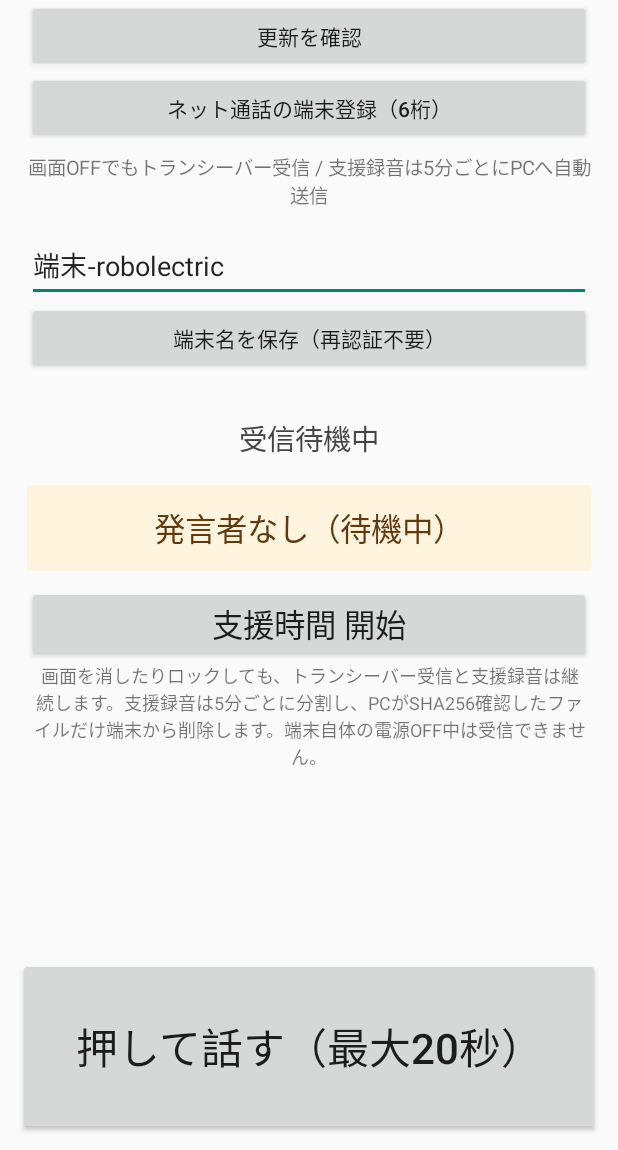
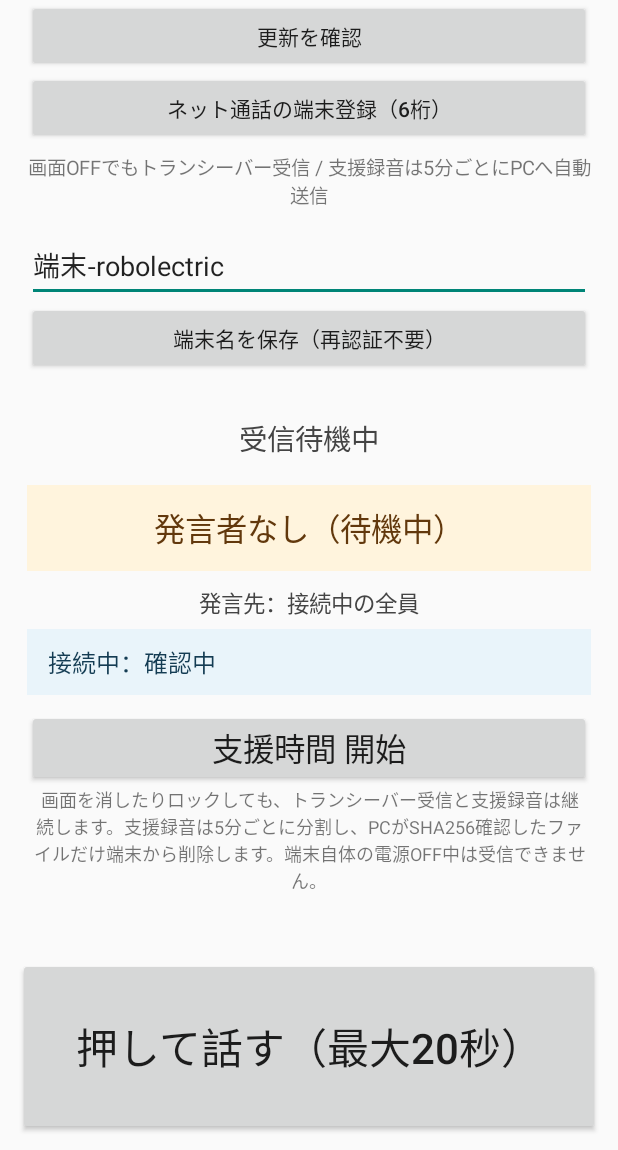
Before and after one commit to beeflat-dotcom/BeeTransceiver, an Android app: the screen it shows after launch (MainActivity), on a phone screen of 412 x 824 dp, the part 86-1236 px from its top. Run offline under Robolectric (Android 15) with nearby library versions, the phone set to English and light mode, and no system bars.

Commit message:
Add live transceiver roster and sender display (stable v0.9.1)
* Report connected client names to Android UI

* Display live online roster and speaker destination

* Identify active speaker from received voice frames

* Increment stable app version to 0.9.1 without changing application ID or signing

* Derive signed release version from APK metadata, preserving safe update manifest

* Render connected device names on separate lines

```diff
--- a/android/app/build.gradle
+++ b/android/app/build.gradle
@@ -13,8 +13,8 @@ android {
         applicationId compatNetRelease ? 'jp.beeflat.beetransceiver.net' : 'jp.beeflat.beetransceiver.net.stable'
         minSdk 26
         targetSdk 35
-        versionCode compatNetRelease ? 12 : 11
-        versionName compatNetRelease ? '0.9.1' : '0.9.0'
+        versionCode compatNetRelease ? 12 : 12
+        versionName compatNetRelease ? '0.9.1' : '0.9.1'
         manifestPlaceholders = [beeAppLabel: 'びー・トランシーバー']
         buildConfigField 'String','BEE_AUDIO_TOKEN',quotedToken
         buildConfigField 'boolean','BEE_LEGACY_NET_CHANNEL',compatNetRelease ? 'true' : 'false'
--- a/android/app/src/main/java/jp/beeflat/beetransceiver/MainActivity.java
+++ b/android/app/src/main/java/jp/beeflat/beetransceiver/MainActivity.java
@@ -92,7 +92,7 @@ public class MainActivity extends Activity {
 
     private final Handler mainHandler=new Handler(Looper.getMainLooper());
 
-    private AudioEngine engine;private TextView statusView,speakerView;private Button pttButton,supportButton,updateButton;private EditText nameEdit,serverUrlEdit;private CheckBox mobileUploadCheck;private SharedPreferences prefs;
+    private AudioEngine engine;private TextView statusView,speakerView,rosterView;private Button pttButton,supportButton,updateButton;private EditText nameEdit,serverUrlEdit;private CheckBox mobileUploadCheck;private SharedPreferences prefs;
     private boolean pttHeld=false;
     private final Runnable pttTimeout=()->stopPtt();
     private final BroadcastReceiver pttReadyReceiver=new BroadcastReceiver(){@Override public void onReceive(Context c,Intent i){if(pttHeld)playReadyTone();}};
@@ -102,6 +102,10 @@ public class MainActivity extends Activity {
         String name=i.getStringExtra(InternetPttRelay.EXTRA_NAME);
         boolean busy=i.getBooleanExtra(InternetPttRelay.EXTRA_ACTIVE,false);
         updateSpeaker(name,busy);
+    }};
+    private final BroadcastReceiver rosterReceiver=new BroadcastReceiver(){@Override public void onReceive(Context c,Intent i){
+        String names=i.getStringExtra(InternetPttRelay.EXTRA_PEERS);
+        if(rosterView!=null&&names!=null)rosterView.setText(names);
     }};
     private final BroadcastReceiver talkResultReceiver=new BroadcastReceiver(){@Override public void onReceive(Context c,Intent i){
         String result=i.getStringExtra(InternetPttRelay.EXTRA_RESULT);
@@ -151,6 +155,21 @@ public class MainActivity extends Activity {
         speakerView.setBackgroundColor(Color.rgb(255,244,221));
         LinearLayout.LayoutParams svlp=new LinearLayout.LayoutParams(-1,-2);svlp.bottomMargin=dp(10);root.addView(speakerView,svlp);
         updateSpeaker(InternetPttRelay.currentSpeaker(),!InternetPttRelay.currentSpeaker().isEmpty());
+
+        TextView destination=new TextView(this);
+        destination.setText("発言先：接続中の全員");
+        destination.setTextSize(15);destination.setTextColor(Color.DKGRAY);
+        destination.setGravity(Gravity.CENTER);
+        root.addView(destination,new LinearLayout.LayoutParams(-1,-2));
+
+        rosterView=new TextView(this);
+        rosterView.setTextSize(16);rosterView.setTextColor(Color.rgb(20,60,83));
+        rosterView.setPadding(dp(14),dp(10),dp(14),dp(10));
+        rosterView.setBackgroundColor(Color.rgb(233,244,250));
+        rosterView.setText(InternetPttRelay.currentPeersText());
+        LinearLayout.LayoutParams rosterParams=new LinearLayout.LayoutParams(-1,-2);
+        rosterParams.topMargin=dp(6);rosterParams.bottomMargin=dp(10);
+        root.addView(rosterView,rosterParams);
 
         supportButton=new Button(this);supportButton.setTextSize(21);supportButton.setAllCaps(false);root.addView(supportButton,new LinearLayout.LayoutParams(-1,-2));supportButton.setOnClickListener(v->toggleSupportRecording());updateSupportButton(SupportRecordingService.isRunning());
 
@@ -208,6 +227,7 @@ public class MainActivity extends Activity {
     private void startTransmitting(){
         if(!pttHeld)return;
         pttButton.setText("送信中…（再タップで終了／最大20秒）");
+        updateSpeaker(currentDeviceName(),true);
         if(SupportRecordingService.isRunning())SupportRecordingService.pttStart(this,currentDeviceName());
         else engine.startTransmit(currentDeviceName());
     }
@@ -258,7 +278,7 @@ public class MainActivity extends Activity {
 
     private void updateSupportButton(boolean r){if(supportButton==null)return;supportButton.setText(r?"支援時間 録音中（押して終了）":"支援時間 開始");if(statusView!=null)statusView.setText(r?"支援時間を録音中 / 約4MBで自動分割":"受信待機中");}
 
-    private void saveSettings(){prefs.edit().putString(PREF_NAME,currentDeviceName()).apply();AudioUploader.schedule(this);}
+    private void saveSettings(){String name=currentDeviceName();prefs.edit().putString(PREF_NAME,name).apply();InternetPttRelay.updateMyName(name);AudioUploader.schedule(this);}
 
     private String currentDeviceName(){
         String s=nameEdit.getText().toString().trim();
@@ -279,11 +299,13 @@ public class MainActivity extends Activity {
         registerAppReceiver(internetStateReceiver,InternetPttRelay.ACTION_STATUS);
         registerAppReceiver(floorStateReceiver,InternetPttRelay.ACTION_FLOOR);
         registerAppReceiver(talkResultReceiver,InternetPttRelay.ACTION_TALK);
+        registerAppReceiver(rosterReceiver,InternetPttRelay.ACTION_PEERS);
         registerAppReceiver(supportStateReceiver,SupportRecordingService.ACTION_STATE);
         registerAppReceiver(pttReadyReceiver,SupportRecordingService.ACTION_PTT_READY);
         updateSupportButton(SupportRecordingService.isRunning());
         String speaker=InternetPttRelay.currentSpeaker();
         updateSpeaker(speaker,!speaker.isEmpty());
+        if(rosterView!=null)rosterView.setText(InternetPttRelay.currentPeersText());
     }
 
     @Override protected void onStop(){
@@ -292,6 +314,7 @@ public class MainActivity extends Activity {
         try{unregisterReceiver(internetStateReceiver);}catch(Exception ignored){}
         try{unregisterReceiver(floorStateReceiver);}catch(Exception ignored){}
         try{unregisterReceiver(talkResultReceiver);}catch(Exception ignored){}
+        try{unregisterReceiver(rosterReceiver);}catch(Exception ignored){}
         saveSettings();super.onStop();
     }
 
```
Also changed, not shown: android/app/src/main/java/jp/beeflat/beetransceiver/InternetPttRelay.java (+51 -1 lines), android/app/src/main/java/jp/beeflat/beetransceiver/PttReceiverService.java (+25 -1 lines), 1 other file.
